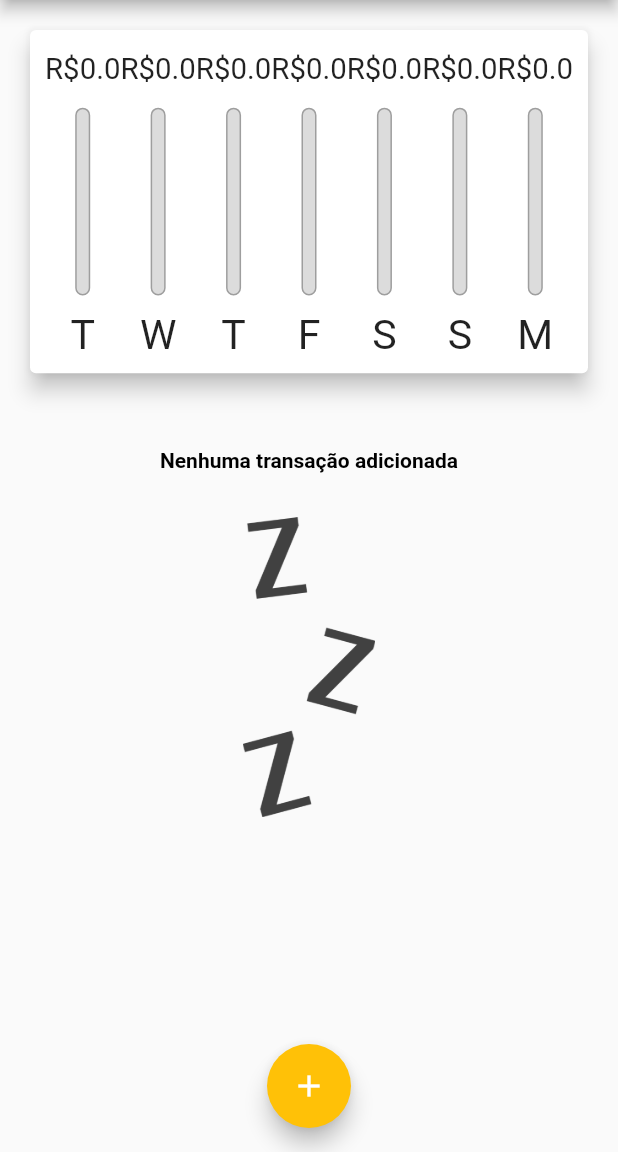
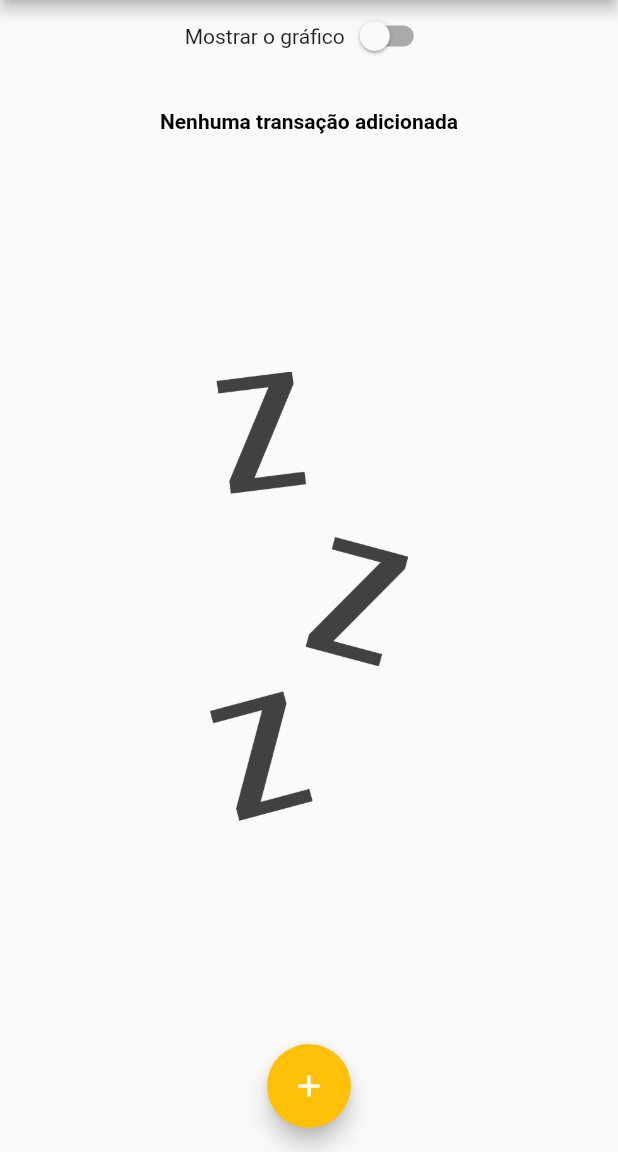
Before and after one commit to alex-custodio/DespesasPessoais, a Flutter app: the screen it shows after launch, on a phone screen of 412 x 824 dp, the part 84-1236 px from its top. Run offline on Flutter 3.47's test engine with Material 2 defaults, Android fonts, the phone set to English and light mode, and no system bars.

Commit message:
tornando a imagem responsiva

```diff
--- a/lib/components/transaction_list.dart
+++ b/lib/components/transaction_list.dart
@@ -9,21 +9,27 @@ class TransactionList extends StatelessWidget {
   @override
   Widget build(BuildContext context) {
     return transactions!.isEmpty
-        ? Column(children: [
+        ? LayoutBuilder(builder: (ctx, constraints) {
+            return Column(children: [
               SizedBox(
-              height: 30,
+                height: constraints.maxHeight * 0.05,
               ),
-            Text("Nenhuma transação adicionada",
-                style: TextStyle(color: Colors.black, fontWeight: FontWeight.bold)),
-            SizedBox(height: 30),
+              Container(
+                height: constraints.maxHeight * 0.3,
+                child: Text("Nenhuma transação adicionada",
+                    style: TextStyle(
+                        color: Colors.black, fontWeight: FontWeight.bold)),
+              ),
+              SizedBox(height: constraints.maxHeight * 0.05),
               Container(
                 child: Image.asset(
                   'assets/images/waiting.png',
                   fit: BoxFit.cover,
                 ),
-              height: 200,
+                height: constraints.maxHeight * 0.6,
               )
-          ])
+            ]);
+          })
         : ListView.builder(
             itemCount: transactions!.length,
             itemBuilder: ((context, index) {
@@ -42,7 +48,8 @@ class TransactionList extends StatelessWidget {
                   ),
                   title: Text(
                     "${tr.title}",
-                    style: TextStyle(color: Colors.black, fontWeight: FontWeight.bold),
+                    style: TextStyle(
+                        color: Colors.black, fontWeight: FontWeight.bold),
                   ),
                   subtitle: Text(DateFormat("d MMM y").format(tr.date!)),
                   trailing: IconButton(
--- a/lib/main.dart
+++ b/lib/main.dart
@@ -43,6 +43,7 @@ class MyHomePage extends StatefulWidget {
 }
 
 class _MyHomePageState extends State<MyHomePage> {
+  bool _showChart = false;
   List<Transaction> _transactions = [];
   List<Transaction> get _recentTransaction {
     return _transactions.where((element) {
@@ -79,24 +80,42 @@ class _MyHomePageState extends State<MyHomePage> {
   @override
   Widget build(BuildContext context) {
     final appBar = AppBar(
-      title: Text("Despesas Pessoais", style: TextStyle(fontSize: 20 * MediaQuery.of(context).textScaleFactor),),
+      title: Text(
+        "Despesas Pessoais",
+        style: TextStyle(fontSize: 20 * MediaQuery.of(context).textScaleFactor),
+      ),
       actions: [
         IconButton(
             onPressed: () => onTransactionFormCalled(context),
             icon: Icon(Icons.add))
       ],
     );
-    final availableheight =
-        MediaQuery.of(context).size.height - appBar.preferredSize.height - MediaQuery.of(context).padding.top;
+    final availableheight = MediaQuery.of(context).size.height -
+        appBar.preferredSize.height -
+        MediaQuery.of(context).padding.top;
     return Scaffold(
       appBar: appBar,
       body: SingleChildScrollView(
         child: Column(
           crossAxisAlignment: CrossAxisAlignment.stretch,
           children: [
+            Row(
+              mainAxisAlignment: MainAxisAlignment.center,
+              children: [
+                Text("Mostrar o gráfico"),
+                Switch(
+                    value: _showChart,
+                    onChanged: (value) {
+                      setState(() {
+                        _showChart = value;
+                      });
+                    })
+              ],
+            ),
+            _showChart ?
             Container(
                 height: availableheight * 0.35,
-                child: Chart(recentTransaction: _recentTransaction)),
+                child: Chart(recentTransaction: _recentTransaction)) :
             Column(
               children: [
                 Container(
```
Lines whose indentation alone changed are shown as unchanged.
